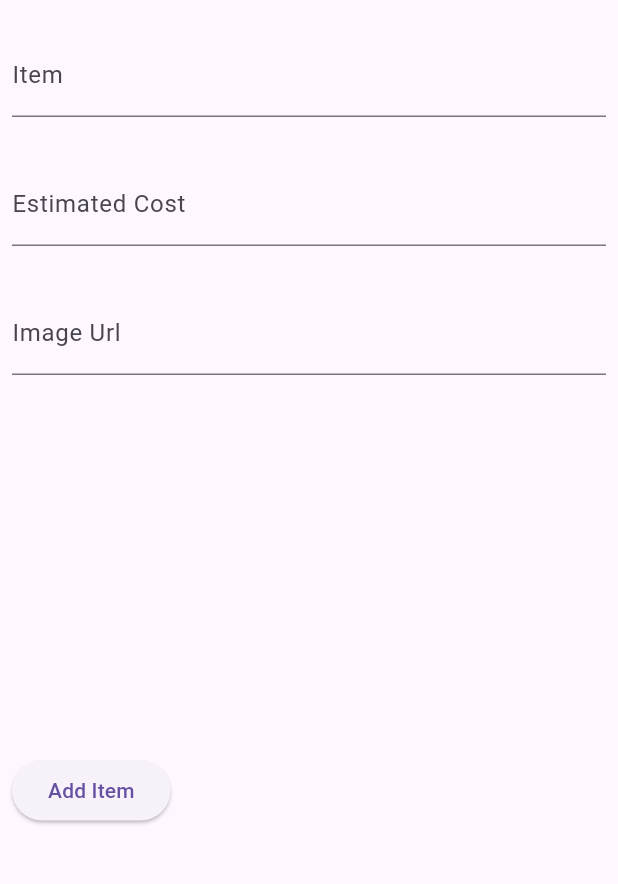
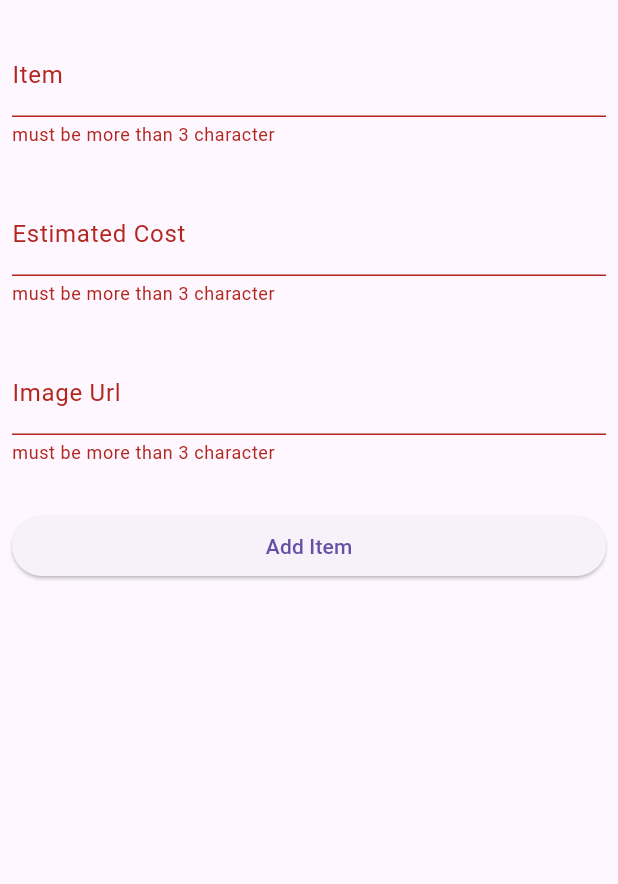
Before and after one commit to subedisuraj1/bucket_list, a Flutter app: the AddBucketList screen opened directly with empty values, after a tap on "Add Item", on a phone screen of 412 x 824 dp, the part 63-947 px from its top. Run offline on Flutter 3.47's test engine with Material 3 defaults, Android fonts, the phone set to English and light mode, and no system bars; our stand-ins replace dio; network calls fail.

```diff
--- a/lib/addBucketList.dart
+++ b/lib/addBucketList.dart
@@ -2,7 +2,7 @@ import 'package:dio/dio.dart';
 import 'package:flutter/material.dart';
 
 class AddBucketList extends StatefulWidget {
-  int newIndex;
+  final int newIndex;
   AddBucketList({super.key, required this.newIndex});
 
   @override
@@ -33,35 +33,78 @@ class _AddBucketListState extends State<AddBucketList> {
 
   @override
   Widget build(BuildContext context) {
+    var addForm = GlobalKey<FormState>();
+
     return Scaffold(
       appBar: AppBar(
         title: Text("Add Bucket List"),
       ),
       body: Padding(
         padding: const EdgeInsets.all(8.0),
+        child: Form(
+          key: addForm,
           child: Column(
-          spacing: 30,
             children: [
-            TextField(
+              TextFormField(
+                autovalidateMode: AutovalidateMode.onUserInteraction,
+                validator: (value) {
+                  if (value.toString().length < 3) {
+                    return "must be more than 3 character";
+                  }
+                  if (value == null || value.isEmpty) {
+                    return "This must not be empty";
+                  }
+                },
                 controller: itemText,
                 decoration: InputDecoration(label: Text("Item")),
               ),
-            TextField(
+              SizedBox(
+                height: 30,
+              ),
+              TextFormField(
+                autovalidateMode: AutovalidateMode.onUserInteraction,
+                validator: (value) {
+                  if (value.toString().length < 3) {
+                    return "must be more than 3 character";
+                  }
+                  if (value == null || value.isEmpty) {
+                    return "This must not be empty";
+                  }
+                },
                 controller: costText,
                 decoration: InputDecoration(label: Text("Estimated Cost")),
               ),
-            TextField(
+              SizedBox(
+                height: 30,
+              ),
+              TextFormField(
+                autovalidateMode: AutovalidateMode.onUserInteraction,
+                validator: (value) {
+                  if (value.toString().length < 3) {
+                    return "must be more than 3 character";
+                  }
+                  if (value == null || value.isEmpty) {
+                    return "This must not be empty";
+                  }
+                },
                 controller: imageURLText,
                 decoration: InputDecoration(label: Text("Image Url")),
               ),
-            Expanded(
-              child: Row(
-                children: [
-                  ElevatedButton(onPressed: addData, child: Text("Add Item"))
+              SizedBox(
+                height: 30,
+              ),
+              Container(
+                width: double.infinity,
+                child: ElevatedButton(
+                    onPressed: () {
+                      if (addForm.currentState!.validate()) {
+                        addData();
+                      }
+                    },
+                    child: Text("Add Item")),
+              )
             ],
           ),
-            )
-          ],
         ),
       ),
     );
--- a/lib/main.dart
+++ b/lib/main.dart
@@ -16,6 +16,7 @@ class _MyAppState extends State<MyApp> {
   @override
   Widget build(BuildContext context) {
     return MaterialApp(
+      theme: ThemeData(useMaterial3: true),
      home: MainScreen(),
       debugShowCheckedModeBanner: false,
     );
--- a/lib/viewItem.dart
+++ b/lib/viewItem.dart
@@ -83,7 +83,6 @@ class _ViewItemState extends State<ViewItem> {
       ]),
       body: Column(
         children: [
-          Text(widget.index.toString()),
           Container(
             height: 300,
             width: double.infinity,
```
Lines whose indentation alone changed are shown as unchanged.
